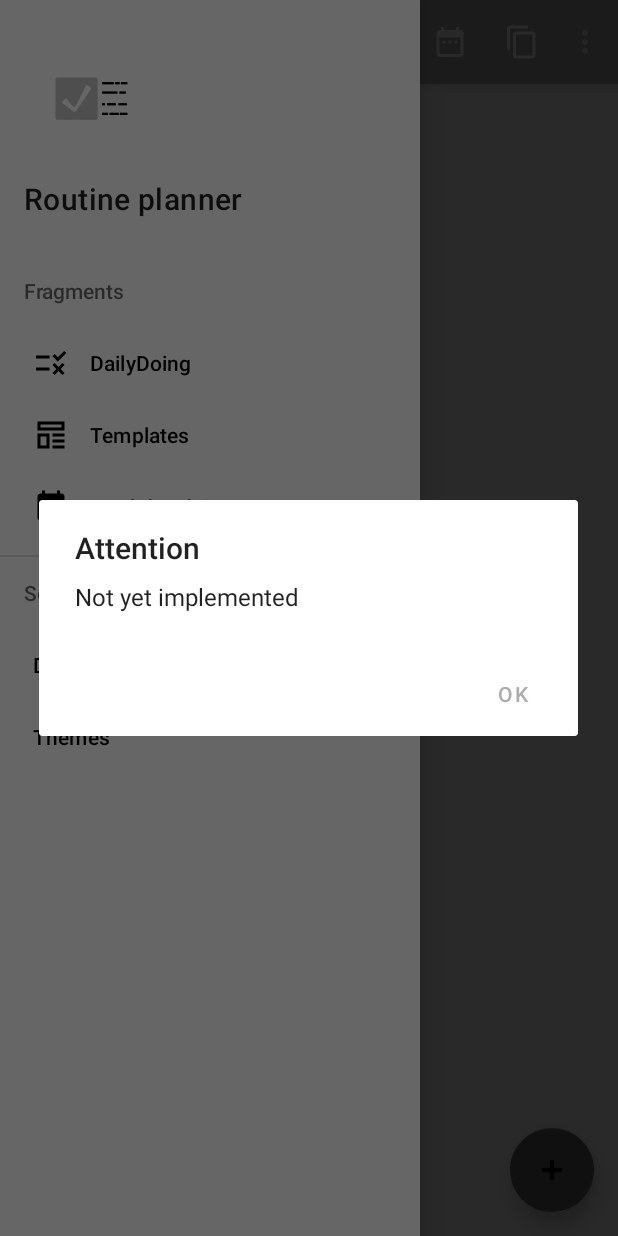
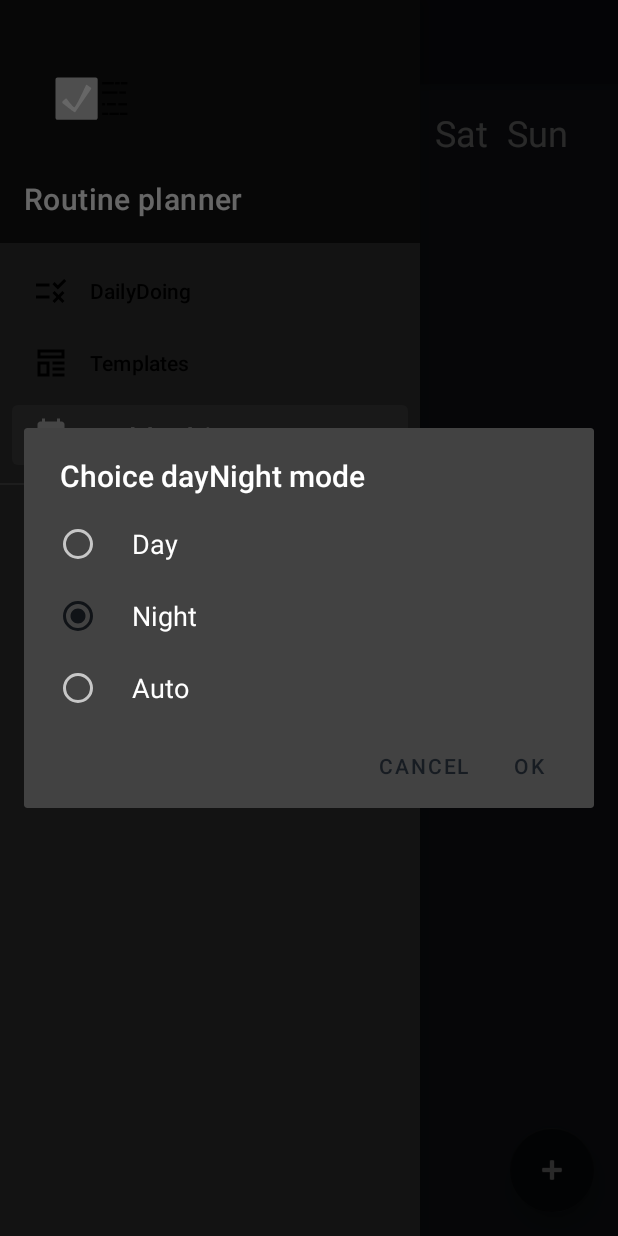
Before and after one commit to OleksiiHromovych/Routine-Planner, an Android app: the screen it shows after launch (MainActivity), in the side drawer, after a tap on "DayNight", on a phone screen of 412 x 824 dp. Run offline under Robolectric (Android 15) with nearby library versions, the phone set to English and light mode, and no system bars; our stand-ins replace Room's generated code, data binding, navigation-ui; 2 statements that could not run were skipped.

Commit message:
Completed drawer navigation, added DayNight mode

```diff
--- a/app/src/main/java/android/hromovych/com/routineplanner/MainActivity.kt
+++ b/app/src/main/java/android/hromovych/com/routineplanner/MainActivity.kt
@@ -1,33 +1,41 @@
 package android.hromovych.com.routineplanner
 
+import android.hromovych.com.routineplanner.databinding.ActivityMainBinding
+import android.hromovych.com.routineplanner.presentation.utils.safeNavigate
+import android.hromovych.com.routineplanner.presentation.utils.showDayNightDialog
 import android.hromovych.com.routineplanner.presentation.utils.showInfoDialog
+import android.hromovych.com.routineplanner.utils.SharedPreferencesHelper
 import android.os.Bundle
 import android.view.MenuItem
 import androidx.appcompat.app.AppCompatActivity
-import androidx.core.view.GravityCompat
+import androidx.core.view.*
 import androidx.drawerlayout.widget.DrawerLayout
 import androidx.navigation.NavController
 import androidx.navigation.Navigation
-import androidx.navigation.ui.NavigationUI
-import androidx.navigation.ui.setupWithNavController
+import androidx.navigation.ui.*
 import com.google.android.material.navigation.NavigationView
 
 class MainActivity : AppCompatActivity(), NavigationView.OnNavigationItemSelectedListener {
 
+    private lateinit var appBarConfiguration: AppBarConfiguration
+    private lateinit var binding: ActivityMainBinding
+
     private lateinit var navController: NavController
 
     private val drawerLayout: DrawerLayout by lazy {
-        findViewById(R.id.drawer_layout)
+        binding.drawerLayout
     }
     private val navigationView: NavigationView by lazy {
-        findViewById(R.id.nav_view)
+        binding.navView
     }
 
     override fun onCreate(savedInstanceState: Bundle?) {
         super.onCreate(savedInstanceState)
-//        delegate.localNightMode = SharedPreferencesHelper(this).dayNightMode
+        binding = ActivityMainBinding.inflate(layoutInflater)
+
+        delegate.localNightMode = SharedPreferencesHelper(this).dayNightMode
 //        setTheme(SharedPreferencesHelper(this).themeId)
-        setContentView(R.layout.activity_main)
+        setContentView(binding.root)
 
 //        window.clearFlags(WindowManager.LayoutParams.FLAG_TRANSLUCENT_STATUS)
 //        window.addFlags(WindowManager.LayoutParams.FLAG_DRAWS_SYSTEM_BAR_BACKGROUNDS)
@@ -39,18 +47,29 @@ class MainActivity : AppCompatActivity(), NavigationView.OnNavigationItemSelecte
 
     //
     override fun onSupportNavigateUp(): Boolean {
-        return NavigationUI.navigateUp(navController, drawerLayout)
+        return navController.navigateUp(appBarConfiguration) || super.onSupportNavigateUp()
     }
 
     //
     private fun setupNavigation() {
-        setSupportActionBar(findViewById(R.id.toolbar))
+        setSupportActionBar(binding.toolbar)
         supportActionBar?.setDisplayHomeAsUpEnabled(true)
         supportActionBar?.setDisplayShowHomeEnabled(true)
         navController = Navigation.findNavController(this, R.id.nav_host_fragment)
-        NavigationUI.setupActionBarWithNavController(this, navController, drawerLayout)
+
+        appBarConfiguration = AppBarConfiguration(
+            setOf(R.id.doingsFragment, R.id.templatesFragment, R.id.weekdayDoingsFragment),
+            drawerLayout
+        )
+
+        setupActionBarWithNavController(navController, appBarConfiguration)
         navigationView.setupWithNavController(navController)
-        navigationView.setNavigationItemSelectedListener(this)
+//        navigationView.setNavigationItemSelectedListener(this)
+        initMenuItems()
+    }
+
+    private fun initMenuItems() {
+        navigationView.setNavigationItemClickedListener()
     }
 
     override fun onBackPressed() {
@@ -62,6 +81,11 @@ class MainActivity : AppCompatActivity(), NavigationView.OnNavigationItemSelecte
     }
 
     override fun onNavigationItemSelected(item: MenuItem): Boolean {
+        if (navController.safeNavigate(item.itemId)) {
+            drawerLayout.closeDrawers()
+
+            return true
+        }
         when (item.itemId) {
             R.id.dayNight -> {
                 showInfoDialog(R.string.attention, R.string.not_implemented_yet)
@@ -69,4 +93,23 @@ class MainActivity : AppCompatActivity(), NavigationView.OnNavigationItemSelecte
         }
         return true
     }
+
+    private fun NavigationView.setNavigationItemClickedListener() {
+        val items = menu.children.flatMap {
+            if (it.hasSubMenu())
+                it.subMenu.children.toList()
+            else
+                listOf(it)
+        }
+        items.forEach { item: MenuItem ->
+            when (item.itemId) {
+                R.id.dayNight -> {
+                    item.setOnMenuItemClickListener {
+                        this@MainActivity.showDayNightDialog()
+                        true
+                    }
+                }
+            }
+        }
+    }
 }
--- /dev/null
+++ b/app/src/main/java/android/hromovych/com/routineplanner/presentation/basic/BasicItem.kt
@@ -0,0 +1,6 @@
+package android.hromovych.com.routineplanner.presentation.basic
+
+data class BasicItem<T>(
+    val title: String,
+    val value: T,
+)
--- a/app/src/main/java/android/hromovych/com/routineplanner/presentation/doings/daily_doings/DoingsFragment.kt
+++ b/app/src/main/java/android/hromovych/com/routineplanner/presentation/doings/daily_doings/DoingsFragment.kt
@@ -174,12 +174,7 @@ class DoingsFragment : Fragment(R.layout.fragment_doings) {
                     viewModel.copyCurrentDoingsToDay(it)
                     viewModel.setNewDate(it)
                 }
-            }
-            R.id.action_dayNight -> {
-
-            }
-            R.id.action_theme -> {
-
+                return true
             }
 //            else -> context.toast(item.itemId.toString())
         }
--- a/app/src/main/java/android/hromovych/com/routineplanner/presentation/templates/template_edit/TemplateEditFragment.kt
+++ b/app/src/main/java/android/hromovych/com/routineplanner/presentation/templates/template_edit/TemplateEditFragment.kt
@@ -101,7 +101,7 @@ class TemplateEditFragment : Fragment(R.layout.fragment_template_edit) {
             }
         }
 
-        return true
+        return super.onOptionsItemSelected(item)
     }
 
     private fun onFabClicked() {
--- a/app/src/main/java/android/hromovych/com/routineplanner/presentation/utils/Extention.kt
+++ b/app/src/main/java/android/hromovych/com/routineplanner/presentation/utils/Extention.kt
@@ -5,6 +5,8 @@ import android.hromovych.com.routineplanner.R
 import android.hromovych.com.routineplanner.domain.entity.DoingTemplate
 import android.hromovych.com.routineplanner.domain.utils.Positionable
 import android.hromovych.com.routineplanner.domain.utils.Weekday
+import androidx.annotation.IdRes
+import androidx.navigation.NavController
 import java.util.*
 
 fun List<DoingTemplate>.toTemplateDoingsString(): String =
@@ -44,3 +46,10 @@ fun List<Positionable>.normalizePositions() {
         }
     }
 }
+
+fun NavController.safeNavigate(@IdRes resId: Int): Boolean = try {
+    navigate(resId)
+    true
+} catch (e: IllegalArgumentException) {
+    false
+}
--- a/app/src/main/java/android/hromovych/com/routineplanner/presentation/utils/UiUtils.kt
+++ b/app/src/main/java/android/hromovych/com/routineplanner/presentation/utils/UiUtils.kt
@@ -6,10 +6,14 @@ import android.hromovych.com.routineplanner.R
 import android.hromovych.com.routineplanner.data.utils.toCalendar
 import android.hromovych.com.routineplanner.data.utils.toDatePattern
 import android.hromovych.com.routineplanner.domain.entity.Doing
+import android.hromovych.com.routineplanner.presentation.basic.BasicItem
+import android.hromovych.com.routineplanner.utils.SharedPreferencesHelper
 import android.view.LayoutInflater
 import android.widget.Button
 import androidx.annotation.StringRes
 import androidx.appcompat.app.AlertDialog
+import androidx.appcompat.app.AppCompatActivity
+import androidx.appcompat.app.AppCompatDelegate
 import androidx.core.util.forEach
 import kotlinx.android.synthetic.main.dialog_input_view.view.*
 import java.util.*
@@ -122,3 +126,29 @@ fun Context.showInfoDialog(
         .setPositiveButton(R.string.dialog_button_ok, null)
         .show()
 }
+
+fun AppCompatActivity.showDayNightDialog() {
+    val items = listOf(
+        BasicItem(getString(R.string.day), AppCompatDelegate.MODE_NIGHT_NO),
+        BasicItem(getString(R.string.night), AppCompatDelegate.MODE_NIGHT_YES),
+        BasicItem(getString(R.string.auto), AppCompatDelegate.MODE_NIGHT_FOLLOW_SYSTEM),
+    )
+
+    val sharedPreferencesHelper = SharedPreferencesHelper(this)
+    val checkedPos = items.indexOfFirst { it.value == sharedPreferencesHelper.dayNightMode }
+    val dialog = AlertDialog.Builder(this)
+        .setTitle(R.string.dayNight_dialog_title)
+        .setSingleChoiceItems(items.map { it.title }.toTypedArray(), checkedPos, null)
+        .setPositiveButton(R.string.dialog_button_ok, null)
+        .setNegativeButton(R.string.cancel, null)
+        .show()
+
+    dialog.getButton(AlertDialog.BUTTON_POSITIVE).setOnClickListener {
+        val resultMode = items[dialog.listView.checkedItemPosition].value
+        if (sharedPreferencesHelper.dayNightMode != resultMode) {
+            sharedPreferencesHelper.dayNightMode = resultMode
+            delegate.localNightMode = resultMode
+        }
+        dialog.dismiss()
+    }
+}
--- /dev/null
+++ b/app/src/main/res/layout/action_view_switch.xml
@@ -0,0 +1,12 @@
+<?xml version="1.0" encoding="utf-8"?>
+<LinearLayout xmlns:android="http://schemas.android.com/apk/res/android"
+    android:layout_width="match_parent"
+    android:layout_height="match_parent"
+    android:orientation="horizontal">
+
+    <androidx.appcompat.widget.SwitchCompat
+        android:layout_width="fill_parent"
+        android:layout_height="match_parent"
+        android:text="TODO:" />
+
+</LinearLayout>
--- a/app/src/main/res/layout/activity_main.xml
+++ b/app/src/main/res/layout/activity_main.xml
@@ -16,7 +16,9 @@
             <androidx.appcompat.widget.Toolbar
                 android:id="@+id/toolbar"
                 android:layout_width="match_parent"
-                android:layout_height="?attr/actionBarSize"
+                android:layout_height="wrap_content"
+                android:fitsSystemWindows="true"
+                android:minHeight="?attr/actionBarSize"
                 android:theme="@style/ThemeOverlay.AppCompat.Dark" />
 
             <fragment
--- a/app/src/main/res/menu/menu_main.xml
+++ b/app/src/main/res/menu/menu_main.xml
@@ -3,11 +3,6 @@
     xmlns:tools="http://schemas.android.com/tools"
     tools:context="android.hromovych.com.routineplanner.MainActivity">
 
-    <item
-        android:id="@+id/action_settings"
-        android:orderInCategory="100"
-        android:title="@string/settings"
-        app:showAsAction="never" />
     <item
         android:id="@+id/action_date_picker"
         android:icon="@drawable/ic_date_picker"
@@ -20,11 +15,4 @@
         android:title="@string/copy_day"
         app:showAsAction="ifRoom"/>
 
-    <item
-        android:id="@+id/action_dayNight"
-        android:title="@string/action_dayNight"/>
-
-    <item
-        android:id="@+id/action_theme"
-        android:title="@string/action_theme"/>
 </menu>
--- a/app/src/main/res/menu/navigation_drawer.xml
+++ b/app/src/main/res/menu/navigation_drawer.xml
@@ -4,11 +4,6 @@
     tools:showIn="navigation_view">
 
     <group android:checkableBehavior="single">
-        <item
-            android:id="@+id/fragments"
-            android:title="@string/fragments_subtitle">
-
-            <menu>
         <item
             android:id="@+id/doingsFragment"
             android:icon="@drawable/ic_daily_doings"
@@ -22,10 +17,10 @@
             android:id="@+id/weekdayDoingsFragment"
             android:icon="@drawable/ic_weekday_doings"
             android:title="Weekday doings" />
-            </menu>
 
-        </item>
+    </group>
 
+    <group android:checkableBehavior="none">
         <item
             android:id="@+id/settings"
             android:title="@string/settings">
@@ -39,7 +34,7 @@
                     android:title="@string/action_theme" />
             </menu>
         </item>
-
     </group>
 
+
 </menu>
--- a/app/src/main/res/navigation/navigation.xml
+++ b/app/src/main/res/navigation/navigation.xml
@@ -15,14 +15,6 @@
             android:name="date"
             android:defaultValue="-1"
             app:argType="integer" />
-
-        <action
-            android:id="@+id/action_doingsFragment_to_templatesFragment"
-            app:destination="@id/templatesFragment" />
-
-        <action
-            android:id="@+id/actionDoingsFragmentToWeekdayDoingsFragment"
-            app:destination="@id/weekdayDoingsFragment" />
 
     </fragment>
 
--- a/app/src/main/res/values/strings.xml
+++ b/app/src/main/res/values/strings.xml
@@ -51,5 +51,8 @@
     <string name="fragments_subtitle">Fragments</string>
     <string name="attention">Attention</string>
     <string name="not_implemented_yet">Not yet implemented</string>
+    <string name="day">Day</string>
+    <string name="night">Night</string>
+    <string name="auto">Auto</string>
 
 </resources>
```
Also changed, not shown: app/src/main/java/android/hromovych/com/routineplanner/presentation/templates/templates_list/TemplatesFragment.kt (+0 -7 lines). Lines whose indentation alone changed are shown as unchanged.
